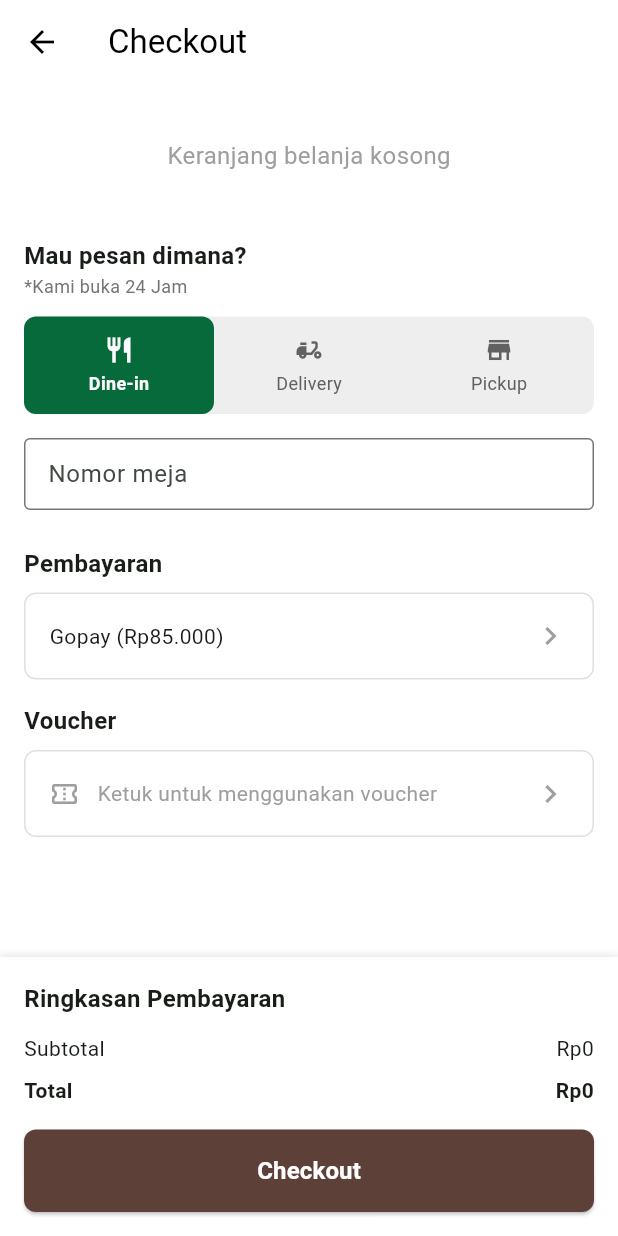
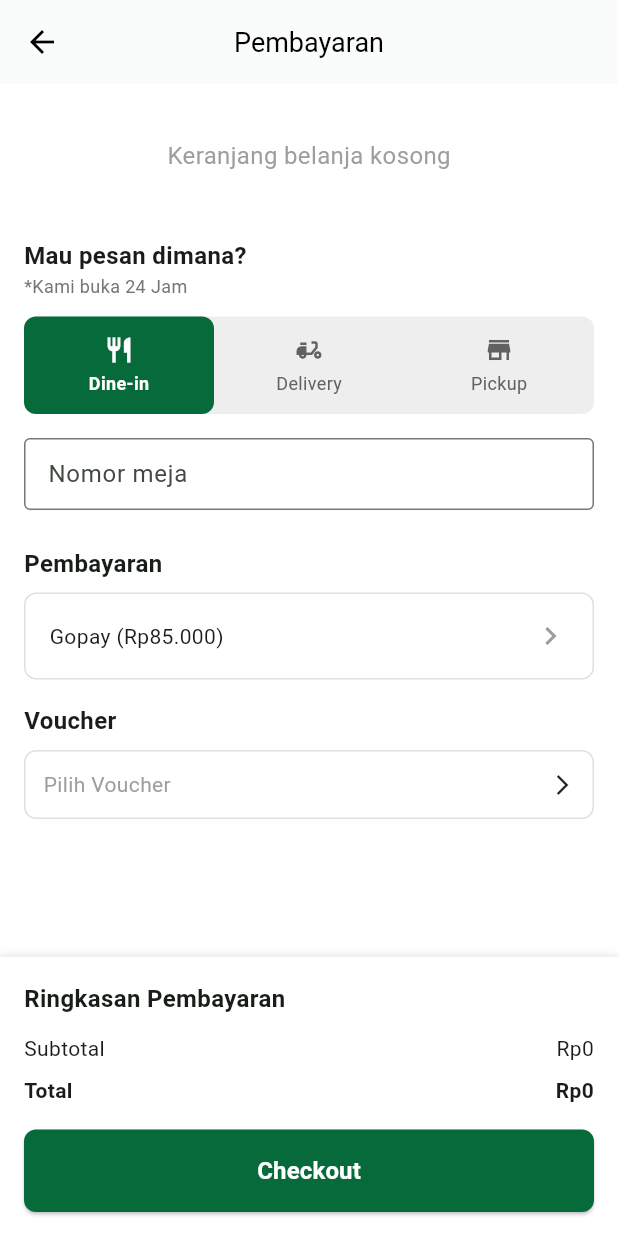
Before and after one commit to Rilosupriyatno/baraja_app, a Flutter app: the CheckoutPage screen opened by its route, on a phone screen of 412 x 824 dp. Run offline on Flutter 3.47's test engine with Material 3 defaults, Android fonts, the phone set to English and light mode, and no system bars; our stand-ins replace font_awesome_flutter, go_router, persistent_bottom_nav_bar_v2.

Commit message:
Refactor checkout process, integrate voucher selection, and update UI components

```diff
--- a/flutter_launcher_icons.yaml
+++ b/flutter_launcher_icons.yaml
@@ -10,7 +10,8 @@ flutter_launcher_icons:
   # adaptive_icon_monochrome: "assets/icon/monochrome.png"
 
   ios: true
-  image_path_ios: "assets/icon/icon.png"
+  image_path_ios: "
+  assets/icon/icon.png"
   remove_alpha_channel_ios: true
   # image_path_ios_dark_transparent: "assets/icon/icon_dark.png"
   # image_path_ios_tinted_grayscale: "assets/icon/icon_tinted.png"
--- a/lib/main.dart
+++ b/lib/main.dart
@@ -7,6 +7,7 @@ import 'package:baraja_app/screens/checkout_page.dart';
 import 'package:baraja_app/screens/menu_screen.dart';
 import 'package:baraja_app/screens/payment_methode_screen.dart';
 import 'package:baraja_app/screens/product_detail_screen.dart';
+import 'package:baraja_app/screens/voucher_screen.dart';
 import 'package:baraja_app/widgets/utils/navigation_bar.dart';
 import 'package:flutter/material.dart';
 import 'package:go_router/go_router.dart';
@@ -81,8 +82,16 @@ final GoRouter _router = GoRouter(
         builder: (context, state) => const CheckoutPage()
     ),
     GoRoute(
-        path: '/paymentMethode',
+        path: '/paymentMethod',
         builder: (context, state) => const PaymentMethodScreen()
+    ),
+    GoRoute(
+      path: '/voucher',
+      builder: (context, state) {
+        // Ambil parameter dari GoRouter
+        final appliedVoucherCode = state.extra as String?;
+        return VoucherScreen(appliedVoucherCode: appliedVoucherCode);
+      },
     ),
 
 
--- a/lib/screens/checkout_page.dart
+++ b/lib/screens/checkout_page.dart
@@ -1,6 +1,6 @@
-import 'package:baraja_app/screens/payment_methode_screen.dart';
-import 'package:baraja_app/screens/voucher_screen.dart'; // Add the import for VoucherScreen
+  import 'package:baraja_app/widgets/utils/classic_app_bar.dart';
   import 'package:flutter/material.dart';
+  import 'package:go_router/go_router.dart';
   import 'package:provider/provider.dart';
   import '../models/cart_item.dart';
   import '../models/order_type.dart';
@@ -73,16 +73,7 @@ class _CheckoutPageState extends State<CheckoutPage> {
 
       return Scaffold(
         backgroundColor: Colors.white,
-      appBar: AppBar(
-        leading: IconButton(
-          icon: const Icon(Icons.arrow_back),
-          onPressed: () => Navigator.of(context).pop(),
-        ),
-        title: const Text("Checkout"),
-        elevation: 0,
-        backgroundColor: Colors.white,
-        foregroundColor: Colors.black,
-      ),
+        appBar: const ClassicAppBar(title: 'Pembayaran'),
         body: Column(
           children: [
             // Konten utama dengan scroll
@@ -181,12 +172,13 @@ class _CheckoutPageState extends State<CheckoutPage> {
                         selectedMethod: selectedPaymentMethod,
                         onTap: () async {
                           // Navigate to the payment method screen
-                        final result = await Navigator.push<String>(
-                          context,
-                          MaterialPageRoute(
-                            builder: (context) => const PaymentMethodScreen(),
-                          ),
-                        );
+                          // final result = await Navigator.push<String>(
+                          //   context,
+                          //   MaterialPageRoute(
+                          //     builder: (context) => const PaymentMethodScreen(),
+                          //   ),
+                          // );
+                          final result = await context.push<String>('/paymentMethod');
 
                           // If we get a result back from the payment method screen, use it
                           if (result != null) {
@@ -199,28 +191,15 @@ class _CheckoutPageState extends State<CheckoutPage> {
 
                       const SizedBox(height: 16),
 
-                    // Updated Voucher Widget with integration
                       VoucherWidget(
                         voucherCode: selectedVoucherCode ?? "",
                         voucherApplied: selectedVoucherCode != null,
-                      onTap: () async {
-                        // Navigate to voucher selection screen
-                        final result = await Navigator.push<String>(
-                          context,
-                          MaterialPageRoute(
-                            builder: (context) => VoucherScreen(
-                              appliedVoucherCode: selectedVoucherCode,
-                            ),
-                          ),
-                        );
+                        onVoucherSelected: (String selectedCode) {
+                          setState(() {
+                            selectedVoucherCode = selectedCode;
+                            discountAmount = calculateDiscount(subtotal);
 
-                        // If we get a result back, update the selected voucher
-                        if (result != null) {
-                          setState(() {
-                            selectedVoucherCode = result;
-
-                            // Set description based on the voucher code
-                            switch (result) {
+                            switch (selectedCode) {
                               case 'DISC10':
                                 voucherDescription = 'Disc 10% up to Rp20.000';
                                 break;
@@ -231,7 +210,6 @@ class _CheckoutPageState extends State<CheckoutPage> {
                                 voucherDescription = 'Voucher applied';
                             }
                           });
-                        }
                         },
                       ),
 
--- a/lib/widgets/payment/checkout_summary.dart
+++ b/lib/widgets/payment/checkout_summary.dart
@@ -1,3 +1,4 @@
+import 'package:baraja_app/theme/app_theme.dart';
 import 'package:flutter/material.dart';
 import '../../utils/currency_formatter.dart';
 
@@ -94,7 +95,7 @@ class CheckoutSummary extends StatelessWidget {
             child: ElevatedButton(
               onPressed: onCheckoutPressed,
               style: ElevatedButton.styleFrom(
-                backgroundColor: const Color(0xFF5D4037),
+                backgroundColor: AppTheme.primaryColor,
                 foregroundColor: Colors.white,
                 padding: const EdgeInsets.symmetric(vertical: 16),
                 shape: RoundedRectangleBorder(
--- a/lib/widgets/payment/voucher_widget.dart
+++ b/lib/widgets/payment/voucher_widget.dart
@@ -1,16 +1,16 @@
 import 'package:flutter/material.dart';
-import '../../screens/voucher_screen.dart';
+import 'package:go_router/go_router.dart';
 
 class VoucherWidget extends StatelessWidget {
   final String voucherCode;
   final bool voucherApplied;
-  final VoidCallback onTap;
+  final Function(String) onVoucherSelected; // Callback function
 
   const VoucherWidget({
     super.key,
     required this.voucherCode,
     required this.voucherApplied,
-    required this.onTap,
+    required this.onVoucherSelected,
   });
 
   @override
@@ -25,57 +25,36 @@ class VoucherWidget extends StatelessWidget {
             fontSize: 16,
           ),
         ),
-
         const SizedBox(height: 8),
-
         GestureDetector(
           onTap: () async {
-            // Navigate to voucher selection screen
-            final selectedVoucher = await Navigator.push<String>(
-              context,
-              MaterialPageRoute(
-                builder: (context) => VoucherScreen(
-                  appliedVoucherCode: voucherApplied ? voucherCode : null,
-                ),
-              ),
+            final selectedVoucher = await context.push<String>(
+              '/voucher',
+              extra: voucherApplied ? voucherCode : null,
             );
 
-            // Handle the selected voucher
+
             if (selectedVoucher != null) {
-              // This would need to call a method in the parent widget
-              // to update the voucher
+              onVoucherSelected(selectedVoucher); // Pass back to parent
             }
           },
           child: Container(
-            padding: const EdgeInsets.symmetric(vertical: 16, horizontal: 16),
+            padding: const EdgeInsets.all(12),
             decoration: BoxDecoration(
               border: Border.all(color: Colors.grey.shade300),
               borderRadius: BorderRadius.circular(8),
             ),
             child: Row(
+              mainAxisAlignment: MainAxisAlignment.spaceBetween,
               children: [
-                const Icon(
-                  Icons.confirmation_number_outlined,
-                  color: Colors.grey,
-                  size: 20,
-                ),
-
-                const SizedBox(width: 12),
-
-                Expanded(
-                  child: Text(
-                    voucherApplied ? "Voucher applied: $voucherCode" : "Ketuk untuk menggunakan voucher",
-                    style: TextStyle(
-                      fontSize: 14,
-                      color: voucherApplied ? Colors.black : Colors.grey,
-                    ),
+                Text(
+                  voucherApplied ? "Voucher: $voucherCode" : "Pilih Voucher",
+                  style: TextStyle(
+                    fontSize: 14,
+                    color: voucherApplied ? Colors.green : Colors.grey,
                   ),
                 ),
-
-                const Icon(
-                  Icons.chevron_right,
-                  color: Colors.grey,
-                ),
+                const Icon(Icons.arrow_forward_ios, size: 16),
               ],
             ),
           ),
```
Also changed, not shown: lib/screens/payment_methode_screen.dart (+6 -14 lines), lib/screens/voucher_screen.dart (+8 -19 lines), lib/widgets/payment/cart_item_widget.dart (+0 -34 lines), 4 other files. Lines whose indentation alone changed are shown as unchanged.
